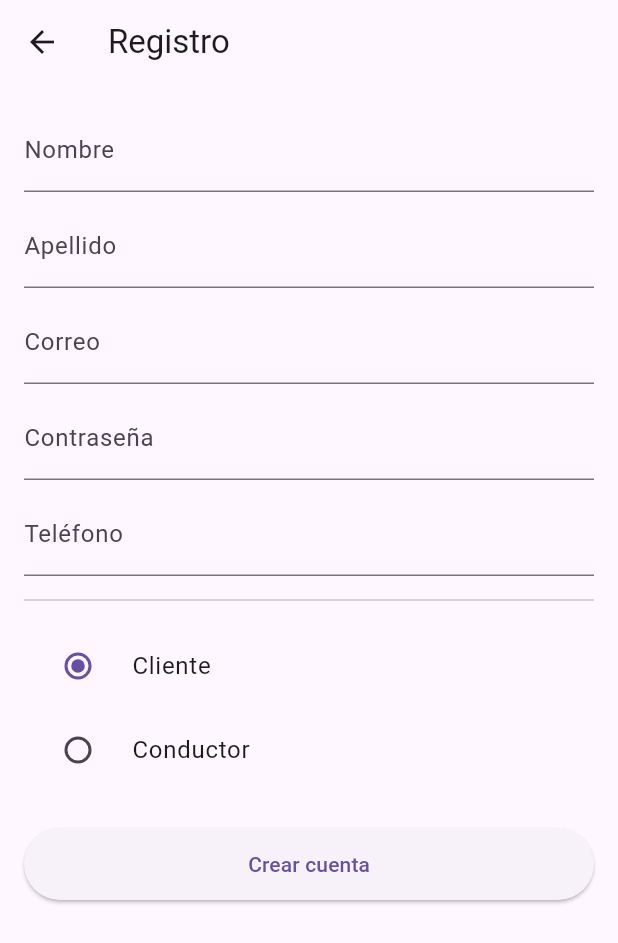
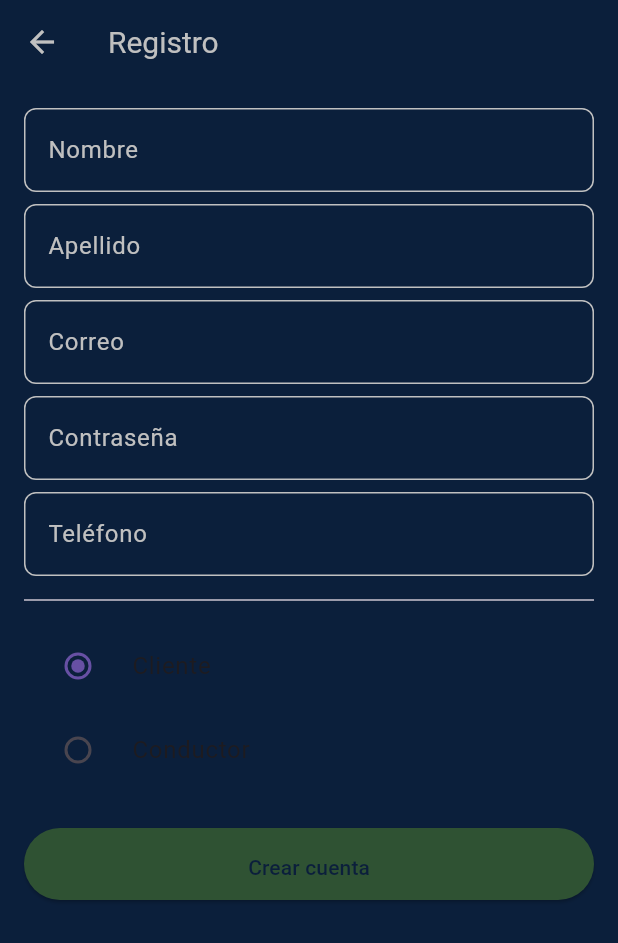
Before and after one commit to bvisionfund/tecnologia-app, a Flutter app: the screen it shows after launch, after a tap on "Registrarse", on a phone screen of 412 x 824 dp. Shown: the top 943 px of the screen. Run offline on Flutter 3.47's test engine with Material 3 defaults, Android fonts, the phone set to English and light mode, and no system bars; our stand-ins replace cloud_firestore, firebase_auth, firebase_core, firebase_messaging, flutter_riverpod, geolocator and 2 more; accounts and stored records are empty; network calls fail.

```diff
--- a/lib/main.dart
+++ b/lib/main.dart
@@ -1,14 +1,14 @@
+import 'package:firebase_core/firebase_core.dart';
 import 'package:flutter/material.dart';
 import 'package:flutter_riverpod/flutter_riverpod.dart';
-import 'package:firebase_core/firebase_core.dart';
+
+import 'app_router.dart';
 import 'firebase_options.dart';
-import 'app_router.dart';
+import 'utils/app_colors.dart';
 
 void main() async {
   WidgetsFlutterBinding.ensureInitialized();
-  await Firebase.initializeApp(
-    options: DefaultFirebaseOptions.currentPlatform,
-  );
+  await Firebase.initializeApp(options: DefaultFirebaseOptions.currentPlatform);
   runApp(const ProviderScope(child: ReservaChoferesApp()));
 }
 
@@ -18,10 +18,65 @@ class ReservaChoferesApp extends StatelessWidget {
   @override
   Widget build(BuildContext context) {
     return MaterialApp(
-      title: 'Reserva de Choferes',
-      theme: ThemeData(primarySwatch: Colors.brown),
+      title: 'Safrider',
+      theme: ThemeData(
+        // Color principal (appBar, elementos destacados)
+        primaryColor: AppColors.navy,
+
+        // Fondo por defecto
+        scaffoldBackgroundColor: AppColors.navy,
+
+        // Texto por defecto
+        textTheme: const TextTheme(
+          bodyLarge: TextStyle(color: AppColors.silverGrey),
+          bodyMedium: TextStyle(color: AppColors.silverGrey),
+        ),
+
+        // Inputs de texto
+        inputDecorationTheme: InputDecorationTheme(
+          filled: true,
+          fillColor: AppColors.navy.withOpacity(0.1),
+          enabledBorder: OutlineInputBorder(
+            borderSide: const BorderSide(color: AppColors.silverGrey),
+            borderRadius: BorderRadius.circular(8),
+          ),
+          focusedBorder: OutlineInputBorder(
+            borderSide: const BorderSide(
+              color: AppColors.forestGreen,
+              width: 2,
+            ),
+            borderRadius: BorderRadius.circular(8),
+          ),
+          labelStyle: const TextStyle(color: AppColors.silverGrey),
+        ),
+
+        // Botones elevados
+        elevatedButtonTheme: ElevatedButtonThemeData(
+          style: ElevatedButton.styleFrom(
+            backgroundColor: AppColors.forestGreen,
+            foregroundColor: AppColors.navy,
+            shape: RoundedRectangleBorder(
+              borderRadius: BorderRadius.circular(24),
+            ),
+            padding: const EdgeInsets.symmetric(vertical: 16, horizontal: 32),
+          ),
+        ),
+
+        // TextButtons
+        textButtonTheme: TextButtonThemeData(
+          style: TextButton.styleFrom(foregroundColor: AppColors.silverGrey),
+        ),
+
+        // AppBar
+        appBarTheme: const AppBarTheme(
+          backgroundColor: AppColors.navy,
+          elevation: 0,
+          titleTextStyle: TextStyle(color: AppColors.silverGrey, fontSize: 20),
+          iconTheme: IconThemeData(color: AppColors.silverGrey),
+        ),
+      ),
       onGenerateRoute: AppRouter.generateRoute,
-      initialRoute: Routes.login,
+      debugShowCheckedModeBanner: false,
     );
   }
 }
--- a/lib/screens/driver_home_screen.dart
+++ b/lib/screens/driver_home_screen.dart
@@ -103,7 +103,7 @@ class _DriverHomeScreenState extends ConsumerState<DriverHomeScreen> {
           children: [
             DrawerHeader(
               child: Text(
-                'Menú del Chofer',
+                'Menú del Conductor',
                 style: Theme.of(context).textTheme.headlineMedium,
               ),
             ),
--- a/lib/screens/login_screen.dart
+++ b/lib/screens/login_screen.dart
@@ -94,7 +94,14 @@ class _LoginScreenState extends ConsumerState<LoginScreen> {
           child: SingleChildScrollView(
             child: Column(
               children: [
-                const FlutterLogo(size: 100),
+                ClipOval(
+                  child: Image.asset(
+                    'assets/images/logo_safrider.png',
+                    width: 150, // ajusta a tu gusto
+                    height: 150,
+                    fit: BoxFit.cover,
+                  ),
+                ),
                 const SizedBox(height: 32),
                 TextField(
                   controller: _emailCtrl,
--- /dev/null
+++ b/lib/utils/app_colors.dart
@@ -0,0 +1,12 @@
+import 'dart:ui';
+
+/// Colores globales de la app
+class AppColors {
+  static const Color navy = Color(0xFF0B1F3B); // Azul marino
+  static const Color silverGrey = Color(0xFFC0C0C0); // Plata / gris claro
+  static const Color forestGreen = Color(0xFF2F5233); // Verde bosque
+
+  // Si quisieras más variantes:
+  // static const Color navyLight = Color(0xFF162A52);
+  // static const Color silverDark = Color(0xFFA9A9A9);
+}
--- a/pubspec.yaml
+++ b/pubspec.yaml
@@ -37,8 +37,9 @@ flutter:
   uses-material-design: true
 
   # To add assets to your application, add an assets section, like this:
-  # assets:
-  #   - images/a_dot_burr.jpeg
+  assets:
+    - assets/images/logo_safrider.png
+    - assets/images/logo.png
   #   - images/a_dot_ham.jpeg
 
   # An image asset can refer to one or more resolution-specific "variants", see
```
Also changed, not shown: assets/images/logo.png (added), assets/images/logo_safrider.png (added).
